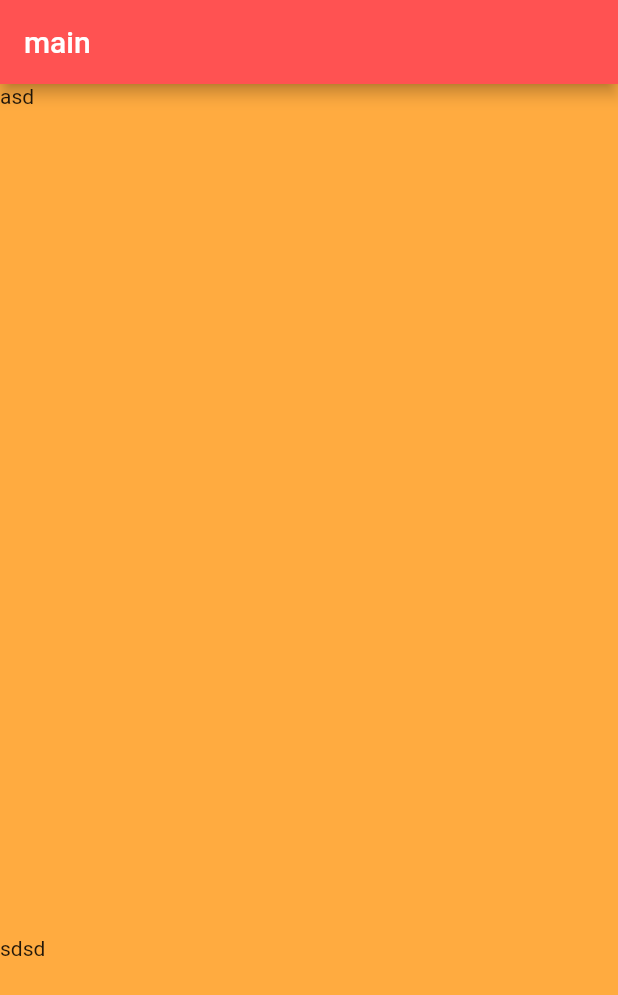
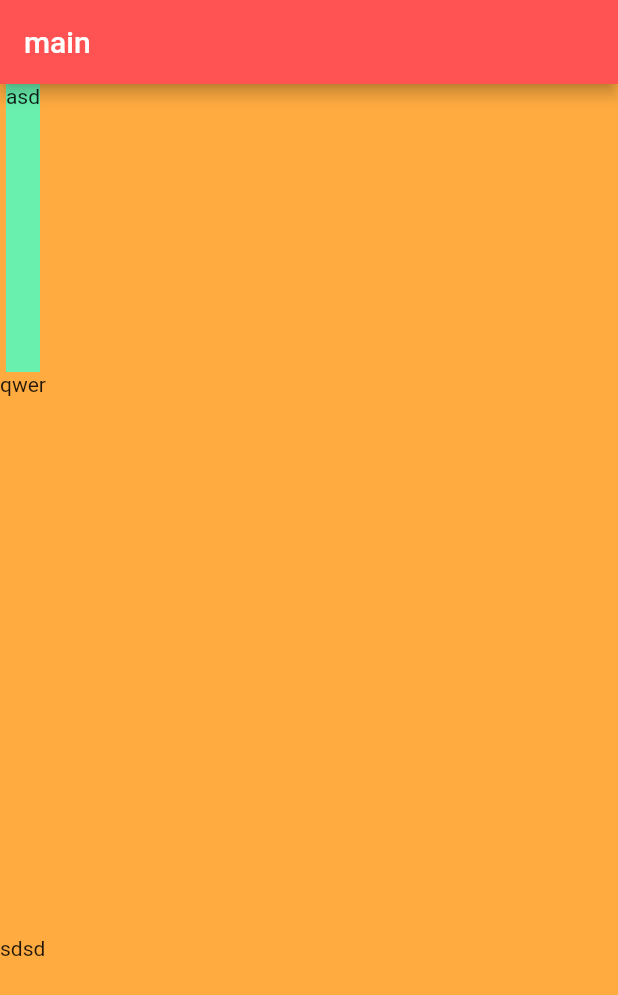
Before and after one commit to selpeapi/flutter_app2, a Flutter app: the screen it shows after launch, on a phone screen of 412 x 824 dp. Shown: the top 995 px of the screen. Run offline on Flutter 3.47's test engine with Material 2 defaults, Android fonts, the phone set to English and light mode, and no system bars.

Commit message:
2차 위젯 추가 수정 완료

```diff
--- a/lib/main.dart
+++ b/lib/main.dart
@@ -32,7 +32,17 @@ class _MainPageState extends State<MainPage> {
               child: Row(
                 children: [
                   Column(
-                    children: [Text("asd")],
+                    children: [
+                      Expanded(
+                        child: Container(
+                            color: Colors.greenAccent, child: Text("asd")),
+                        flex: 1,
+                      ),
+                      Expanded(
+                        child: Text("qwer"),
+                        flex: 1,
+                      )
+                    ],
                   )
                 ],
               ),
```
